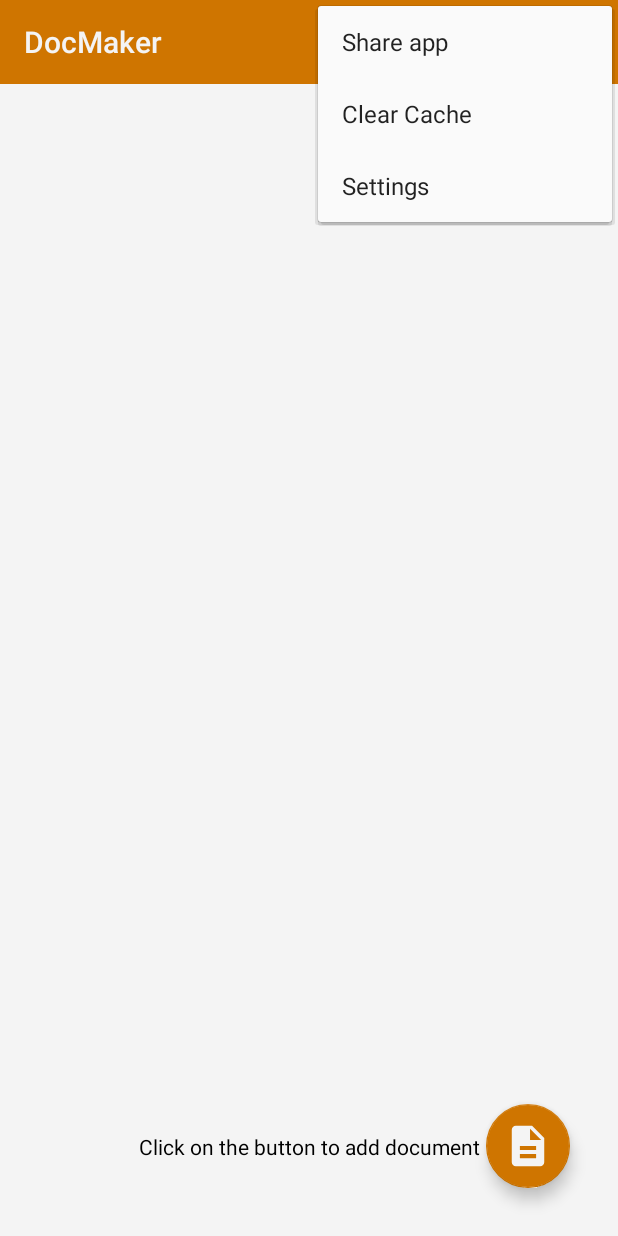
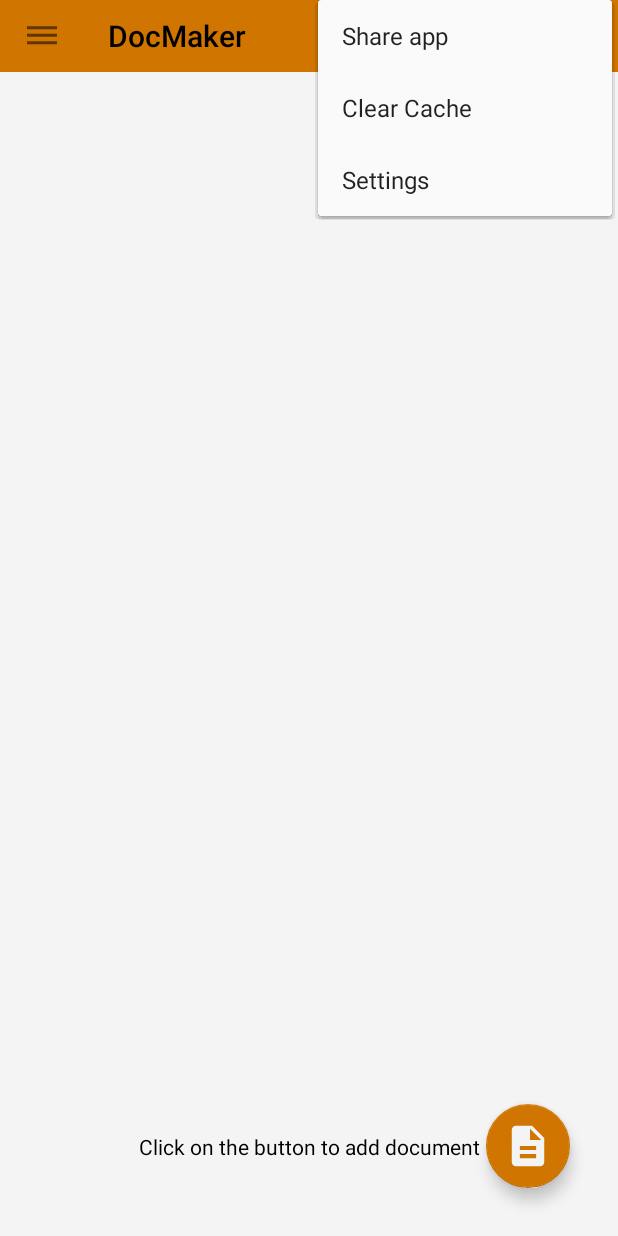
Before and after one commit to prashantrawat131/DocMaker, an Android app: the screen it shows after launch (AllDocs), with the options menu open, on a phone screen of 412 x 824 dp. Run offline under Robolectric (Android 15) with nearby library versions, the phone set to English and light mode, and no system bars; our stand-ins replace AdMob, navigation-ui; pictures from the network do not load; 1 statement that could not run was skipped.

Commit message:
navigation drawer added but menu of the drawer is left.

```diff
--- a/app/src/main/java/com/oxodiceproductions/dockmaker/AllDocs.java
+++ b/app/src/main/java/com/oxodiceproductions/dockmaker/AllDocs.java
@@ -3,6 +3,11 @@ package com.oxodiceproductions.dockmaker;
 import androidx.annotation.NonNull;
 import androidx.appcompat.app.AlertDialog;
 import androidx.appcompat.app.AppCompatActivity;
+import androidx.drawerlayout.widget.DrawerLayout;
+import androidx.navigation.NavController;
+import androidx.navigation.fragment.NavHostFragment;
+import androidx.navigation.ui.AppBarConfiguration;
+import androidx.navigation.ui.NavigationUI;
 import androidx.recyclerview.widget.LinearLayoutManager;
 import androidx.recyclerview.widget.RecyclerView;
 import androidx.swiperefreshlayout.widget.SwipeRefreshLayout;
@@ -10,8 +15,13 @@ import androidx.swiperefreshlayout.widget.SwipeRefreshLayout;
 import android.content.Context;
 import android.content.Intent;
 import android.database.Cursor;
+import android.graphics.Color;
 import android.os.Bundle;
 import android.util.Log;
+import android.view.Gravity;
+import android.view.LayoutInflater;
+import android.view.Menu;
+import android.view.MenuInflater;
 import android.view.MenuItem;
 import android.view.View;
 import android.view.ViewGroup;
@@ -33,6 +43,7 @@ import com.google.android.gms.ads.MobileAds;
 import com.google.android.gms.ads.interstitial.InterstitialAd;
 import com.google.android.gms.ads.interstitial.InterstitialAdLoadCallback;
 import com.google.android.material.floatingactionbutton.FloatingActionButton;
+import com.google.android.material.navigation.NavigationView;
 
 import java.io.File;
 import java.util.ArrayList;
@@ -75,10 +86,14 @@ public class AllDocs extends AppCompatActivity {
         IDProvider();
 
         toolbar.inflateMenu(R.menu.toolbar_menu);
+        toolbar.setTitleTextColor(Color.BLACK);
 
         clearAnimationImageView.setVisibility(View.GONE);
 
         swipeRefreshLayout.setOnRefreshListener(this::Initializer);
+
+        //Navigation Drawer setup
+
 
         //all the ads stuff starts here
         MobileAds.initialize(this, initializationStatus -> {
@@ -128,6 +143,11 @@ public class AllDocs extends AppCompatActivity {
             }
         });
 
+    }
+
+    public void toolBarClick(View view){
+        DrawerLayout drawerLayout=findViewById(R.id.drawer_layout);
+        drawerLayout.openDrawer(drawerLayout);
     }
 
     public void deleteUnusedFiles() {
--- /dev/null
+++ b/app/src/main/res/drawable/ic_baseline_dehaze_24.xml
@@ -0,0 +1,5 @@
+<vector android:alpha="0.9" android:height="24dp"
+    android:tint="?attr/colorControlNormal" android:viewportHeight="24"
+    android:viewportWidth="24" android:width="24dp" xmlns:android="http://schemas.android.com/apk/res/android">
+    <path android:fillColor="@android:color/white" android:pathData="M2,15.5v2h20v-2L2,15.5zM2,10.5v2h20v-2L2,10.5zM2,5.5v2h20v-2L2,5.5z"/>
+</vector>
--- a/app/src/main/res/layout/activity_all_docs.xml
+++ b/app/src/main/res/layout/activity_all_docs.xml
@@ -1,130 +1,19 @@
 <?xml version="1.0" encoding="utf-8"?>
-<androidx.constraintlayout.widget.ConstraintLayout xmlns:android="http://schemas.android.com/apk/res/android"
+<androidx.drawerlayout.widget.DrawerLayout xmlns:android="http://schemas.android.com/apk/res/android"
     xmlns:app="http://schemas.android.com/apk/res-auto"
-    xmlns:tools="http://schemas.android.com/tools"
+    android:id="@+id/drawer_layout"
     android:layout_width="match_parent"
     android:layout_height="match_parent"
-    tools:context="com.oxodiceproductions.dockmaker.AllDocs">
-    <Toolbar
-        android:id="@+id/toolBarAllDocs"
-        android:layout_width="match_parent"
-        android:layout_height="wrap_content"
-        android:popupTheme="@style/Theme.AppCompat.Light"
-        app:layout_constraintEnd_toEndOf="parent"
-        app:layout_constraintStart_toStartOf="parent"
-        android:title="@string/app_name"
-        android:titleTextColor="@color/extra_light"
-        android:contentDescription="@string/toolBarCD"
-        android:background="@color/medium"
-        app:layout_constraintTop_toTopOf="parent">
-    </Toolbar>
+    android:fitsSystemWindows="true">
 
-    <ImageButton
-        android:id="@+id/selected_delete_button"
-        android:layout_width="48dp"
-        android:layout_height="48dp"
-        android:layout_weight="1"
-        android:translationZ="8dp"
-        android:layout_marginBottom="60dp"
-        android:background="@drawable/circular_button"
-        android:contentDescription="@string/deleteSelectedDocumentsCD"
-        android:src="@drawable/ic_baseline_delete_24"
-        app:layout_constraintBottom_toBottomOf="parent"
-        app:layout_constraintEnd_toEndOf="parent"
-        app:layout_constraintStart_toStartOf="parent" />
+   <include layout="@layout/all_docs_content"/>
 
-    <ProgressBar
-        android:id="@+id/progressBar2"
-        android:translationZ="8dp"
+    <com.google.android.material.navigation.NavigationView
+        android:id="@+id/nav_view"
         android:layout_width="wrap_content"
-        android:layout_height="wrap_content"
-        app:layout_constraintBottom_toBottomOf="parent"
-        app:layout_constraintEnd_toEndOf="parent"
-        app:layout_constraintStart_toStartOf="parent"
-        app:layout_constraintTop_toBottomOf="@id/toolBarAllDocs" />
+        android:layout_height="match_parent"
+        android:layout_gravity="start"
+        app:menu="@menu/toolbar_menu"
+        android:fitsSystemWindows="true" />
 
-    <FrameLayout
-        android:id="@+id/empty_home_id"
-        android:layout_width="match_parent"
-        android:layout_height="0dp"
-        android:background="@color/app_bg"
-        app:layout_constraintBottom_toBottomOf="parent"
-        app:layout_constraintEnd_toEndOf="parent"
-        app:layout_constraintStart_toStartOf="parent"
-        app:layout_constraintTop_toBottomOf="@id/toolBarAllDocs">
-
-        <ImageView
-            android:layout_width="100dp"
-            android:layout_height="100dp"
-            android:layout_gravity="center"
-            android:background="@color/app_bg"
-            android:contentDescription="@string/noDocumentsCD"
-            app:srcCompat="@drawable/ic_baseline_picture_as_pdf_24" />
-
-        <TextView
-            android:layout_width="match_parent"
-            android:layout_height="wrap_content"
-            android:layout_gravity="center_horizontal|bottom"
-            android:layout_marginBottom="50dp"
-            android:background="@color/app_bg"
-            android:text="@string/clickButtonGuideCD"
-            android:textAlignment="center"
-            android:textColor="@color/text_color" />
-    </FrameLayout>
-
-    <androidx.swiperefreshlayout.widget.SwipeRefreshLayout
-        android:id="@+id/swipe_all_doc"
-        android:layout_width="match_parent"
-        android:layout_height="0dp"
-        android:background="@color/app_bg"
-        app:layout_constraintBottom_toBottomOf="parent"
-        app:layout_constraintEnd_toEndOf="parent"
-        app:layout_constraintStart_toStartOf="parent"
-        app:layout_constraintTop_toBottomOf="@id/toolBarAllDocs">
-
-       <!-- <ListView
-            android:id="@+id/listview"
-            android:layout_width="match_parent"
-            android:layout_height="0dp"
-            android:background="@color/app_bg"
-            android:divider="@color/black"
-            android:dividerHeight="1px"/>-->
-        <androidx.recyclerview.widget.RecyclerView
-            android:id="@+id/all_docs_recycler_view"
-            android:layout_width="match_parent"
-            android:layout_height="match_parent"
-            android:background="@color/app_bg"
-            />
-    </androidx.swiperefreshlayout.widget.SwipeRefreshLayout>
-
-
-    <com.google.android.material.floatingactionbutton.FloatingActionButton
-        android:id="@+id/floatingActionButton2"
-        android:layout_width="wrap_content"
-        android:layout_height="wrap_content"
-        android:layout_marginEnd="32dp"
-        android:layout_marginBottom="32dp"
-        android:contentDescription="@string/addNewDocCD"
-        android:backgroundTint="@color/floating_action_button_background"
-        android:clickable="true"
-        android:focusable="true"
-        android:onClick="addNewDocument"
-        app:layout_constraintBottom_toBottomOf="parent"
-        app:layout_constraintEnd_toEndOf="parent"
-        android:scaleType="center"
-        app:maxImageSize="56dp"
-        android:src="@drawable/ic_baseline_picture_as_pdf_24" />
-
-    <ImageView
-        android:id="@+id/imageView4"
-        android:layout_width="200dp"
-        android:layout_height="200dp"
-        android:visibility="gone"
-        android:contentDescription="@string/cacheClearedCD"
-        app:layout_constraintBottom_toBottomOf="parent"
-        app:layout_constraintEnd_toEndOf="parent"
-        app:layout_constraintStart_toStartOf="parent"
-        android:src="@drawable/rocket" />
-
-
-</androidx.constraintlayout.widget.ConstraintLayout>
+</androidx.drawerlayout.widget.DrawerLayout>
--- /dev/null
+++ b/app/src/main/res/layout/all_docs_content.xml
@@ -0,0 +1,128 @@
+<?xml version="1.0" encoding="utf-8"?>
+<androidx.constraintlayout.widget.ConstraintLayout xmlns:android="http://schemas.android.com/apk/res/android"
+    xmlns:app="http://schemas.android.com/apk/res-auto"
+    android:layout_width="match_parent"
+    android:layout_height="match_parent">
+
+    <Toolbar
+        android:navigationIcon="@drawable/ic_baseline_dehaze_24"
+        android:id="@+id/toolBarAllDocs"
+        android:layout_width="match_parent"
+        android:layout_height="48dp"
+        android:collapseIcon="@drawable/flash_off"
+        android:background="@color/medium"
+        android:onClick="toolBarClick"
+        android:contentDescription="@string/toolBarCD"
+        android:popupTheme="@style/Theme.AppCompat.Light"
+        android:title="@string/app_name"
+        android:titleTextColor="@color/extra_light"
+        app:layout_constraintEnd_toEndOf="parent"
+        app:layout_constraintStart_toStartOf="parent"
+        app:layout_constraintTop_toTopOf="parent"/>
+
+    <ImageButton
+        android:id="@+id/selected_delete_button"
+        android:layout_width="48dp"
+        android:layout_height="48dp"
+        android:layout_marginBottom="60dp"
+        android:layout_weight="1"
+        android:background="@drawable/circular_button"
+        android:contentDescription="@string/deleteSelectedDocumentsCD"
+        android:src="@drawable/ic_baseline_delete_24"
+        android:translationZ="8dp"
+        app:layout_constraintBottom_toBottomOf="parent"
+        app:layout_constraintEnd_toEndOf="parent"
+        app:layout_constraintStart_toStartOf="parent" />
+
+    <ProgressBar
+        android:id="@+id/progressBar2"
+        android:layout_width="wrap_content"
+        android:layout_height="wrap_content"
+        android:translationZ="8dp"
+        app:layout_constraintBottom_toBottomOf="parent"
+        app:layout_constraintEnd_toEndOf="parent"
+        app:layout_constraintStart_toStartOf="parent"
+        app:layout_constraintTop_toBottomOf="@id/toolBarAllDocs" />
+
+    <FrameLayout
+        android:id="@+id/empty_home_id"
+        android:layout_width="match_parent"
+        android:layout_height="0dp"
+        android:background="@color/app_bg"
+        app:layout_constraintBottom_toBottomOf="parent"
+        app:layout_constraintEnd_toEndOf="parent"
+        app:layout_constraintStart_toStartOf="parent"
+        app:layout_constraintTop_toBottomOf="@id/toolBarAllDocs">
+
+        <ImageView
+            android:layout_width="100dp"
+            android:layout_height="100dp"
+            android:layout_gravity="center"
+            android:background="@color/app_bg"
+            android:contentDescription="@string/noDocumentsCD"
+            app:srcCompat="@drawable/ic_baseline_picture_as_pdf_24" />
+
+        <TextView
+            android:layout_width="match_parent"
+            android:layout_height="wrap_content"
+            android:layout_gravity="center_horizontal|bottom"
+            android:layout_marginBottom="50dp"
+            android:background="@color/app_bg"
+            android:text="@string/clickButtonGuideCD"
+            android:textAlignment="center"
+            android:textColor="@color/text_color" />
+    </FrameLayout>
+
+    <androidx.swiperefreshlayout.widget.SwipeRefreshLayout
+        android:id="@+id/swipe_all_doc"
+        android:layout_width="match_parent"
+        android:layout_height="0dp"
+        android:background="@color/app_bg"
+        app:layout_constraintBottom_toBottomOf="parent"
+        app:layout_constraintEnd_toEndOf="parent"
+        app:layout_constraintStart_toStartOf="parent"
+        app:layout_constraintTop_toBottomOf="@id/toolBarAllDocs">
+
+        <!-- <ListView
+             android:id="@+id/listview"
+             android:layout_width="match_parent"
+             android:layout_height="0dp"
+             android:background="@color/app_bg"
+             android:divider="@color/black"
+             android:dividerHeight="1px"/>-->
+        <androidx.recyclerview.widget.RecyclerView
+            android:id="@+id/all_docs_recycler_view"
+            android:layout_width="match_parent"
+            android:layout_height="match_parent"
+            android:background="@color/app_bg" />
+    </androidx.swiperefreshlayout.widget.SwipeRefreshLayout>
+
+
+    <com.google.android.material.floatingactionbutton.FloatingActionButton
+        android:id="@+id/floatingActionButton2"
+        android:layout_width="wrap_content"
+        android:layout_height="wrap_content"
+        android:layout_marginEnd="32dp"
+        android:layout_marginBottom="32dp"
+        android:backgroundTint="@color/floating_action_button_background"
+        android:clickable="true"
+        android:contentDescription="@string/addNewDocCD"
+        android:focusable="true"
+        android:onClick="addNewDocument"
+        android:scaleType="center"
+        android:src="@drawable/ic_baseline_picture_as_pdf_24"
+        app:layout_constraintBottom_toBottomOf="parent"
+        app:layout_constraintEnd_toEndOf="parent"
+        app:maxImageSize="56dp" />
+
+    <ImageView
+        android:id="@+id/imageView4"
+        android:layout_width="200dp"
+        android:layout_height="200dp"
+        android:contentDescription="@string/cacheClearedCD"
+        android:src="@drawable/rocket"
+        android:visibility="gone"
+        app:layout_constraintBottom_toBottomOf="parent"
+        app:layout_constraintEnd_toEndOf="parent"
+        app:layout_constraintStart_toStartOf="parent" />
+</androidx.constraintlayout.widget.ConstraintLayout>
--- a/app/src/main/res/transition/activity_enter.xml
+++ b/app/src/main/res/transition/activity_enter.xml
@@ -1,5 +1,4 @@
 <?xml version="1.0" encoding="utf-8"?>
 <transitionSet>
-    <slide
-        />
+    <slide />
 </transitionSet>
--- a/app/src/main/res/transition/activity_exit.xml
+++ b/app/src/main/res/transition/activity_exit.xml
@@ -1,4 +1,4 @@
 <?xml version="1.0" encoding="utf-8"?>
-<fade xmlns:android="http://schemas.android.com/apk/res/android"
-    android:duration="1000"
-    />
+<transitionSet>
+    <slide />
+</transitionSet>
```
